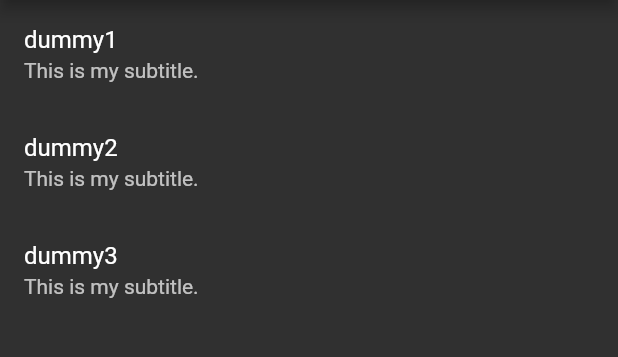
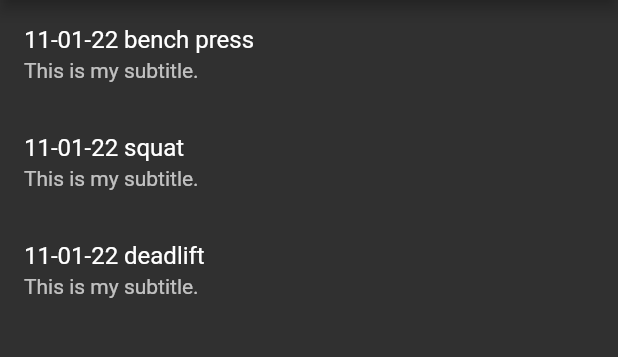
Before and after one commit to DavidLaMartina/PRTracker, a Flutter app: the screen it shows after launch, on a phone screen of 412 x 824 dp, the part 84-441 px from its top. Run offline on Flutter 3.47's test engine with Material 2 defaults, Android fonts, the phone set to English and light mode, and no system bars; our stand-ins replace shared_preferences.

Commit message:
More scaffolding, basic screens stubbed

```diff
--- a/lib/models/record.dart
+++ b/lib/models/record.dart
@@ -1,6 +1,16 @@
 class Record {
   DateTime date;
+  String exercise;
+  int pounds;
+  int reps;
+  String? notes;
   String? videoUri;
 
-  Record({required this.date, this.videoUri});
+  Record({
+    required this.date,
+    required this.exercise,
+    required this.pounds,
+    required this.reps,
+    this.videoUri,
+  });
 }
--- a/lib/screens/record_list_screen.dart
+++ b/lib/screens/record_list_screen.dart
@@ -1,7 +1,9 @@
 import 'package:flutter/material.dart';
 import 'package:prtracker/main.dart';
 import 'package:prtracker/models/record.dart';
+import 'package:prtracker/screens/record_details_screen.dart';
 import 'package:prtracker/widgets/pr_tracker_scaffold.dart';
+import '../utils/datetime_utils.dart';
 
 class RecordListScreen extends StatelessWidget {
   static const route = '/';
@@ -23,11 +25,17 @@ class RecordListScreen extends StatelessWidget {
                 itemBuilder: (context, index) {
                   var record = records[index];
                   return ListTile(
-                      title: Text(record.videoUri ?? ''),
+                      title: Text(
+                          '${dateOnlyString(record.date)} ${record.exercise}'),
                       subtitle: const Text('This is my subtitle.'),
-                      onTap: () {});
+                      onTap: () => listItemOnTap(context, record));
                 });
           }),
     );
   }
+
+  void listItemOnTap(BuildContext context, Record record) {
+    Navigator.pushNamed(context, RecordDetailsScreen.route,
+        arguments: RecordDetailsScreenArguments(record: record));
+  }
 }
--- a/lib/services/records_service.dart
+++ b/lib/services/records_service.dart
@@ -6,9 +6,10 @@ class RecordsService extends ChangeNotifier {
 
   Stream<List<Record>> onRecords() async* {
     var records = [
-      Record(date: DateTime.now(), videoUri: 'dummy1'),
-      Record(date: DateTime.now(), videoUri: 'dummy2'),
-      Record(date: DateTime.now(), videoUri: 'dummy3')
+      Record(
+          date: DateTime.now(), exercise: 'bench press', pounds: 135, reps: 10),
+      Record(date: DateTime.now(), exercise: 'squat', pounds: 225, reps: 10),
+      Record(date: DateTime.now(), exercise: 'deadlift', pounds: 315, reps: 10),
     ];
     int count = 0;
     yield records;
--- /dev/null
+++ b/lib/utils/datetime_utils.dart
@@ -0,0 +1,6 @@
+import 'package:intl/intl.dart';
+
+String dateOnlyString(DateTime dateTime) {
+  var formatter = DateFormat('MM-dd-yy');
+  return formatter.format(dateTime);
+}
```
Also changed, not shown: lib/app.dart (+0 -37 lines), lib/screens/record_details_screen.dart (+34 -2 lines), pubspec.yaml (+2 -38 lines), pubspec.lock.
